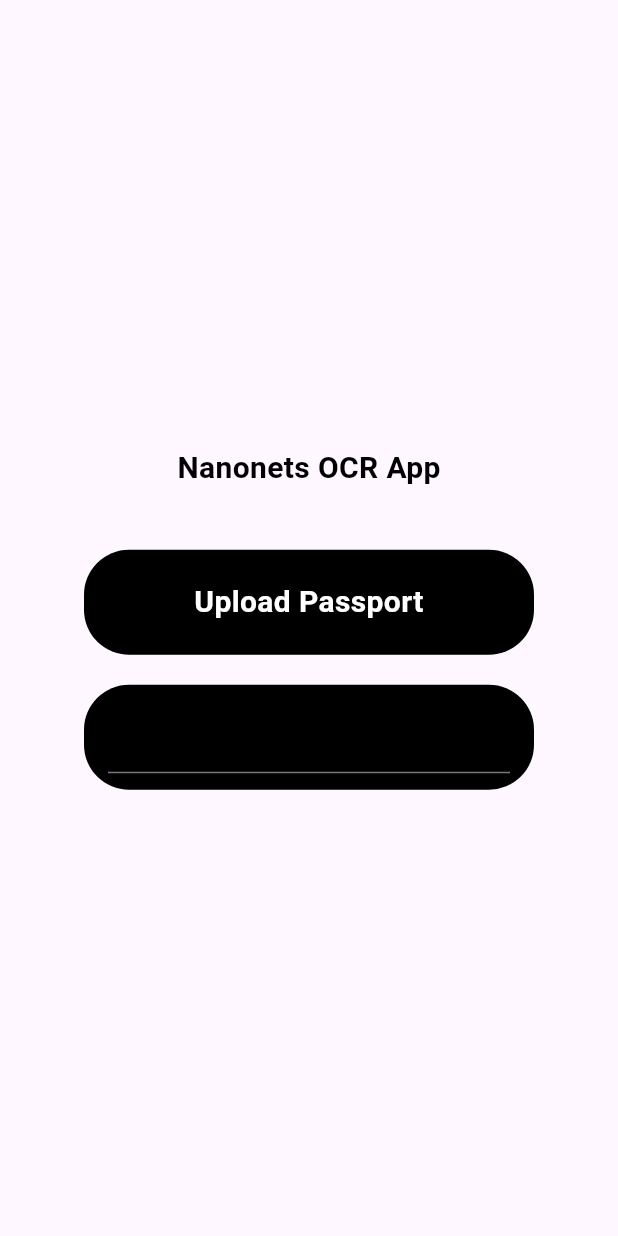
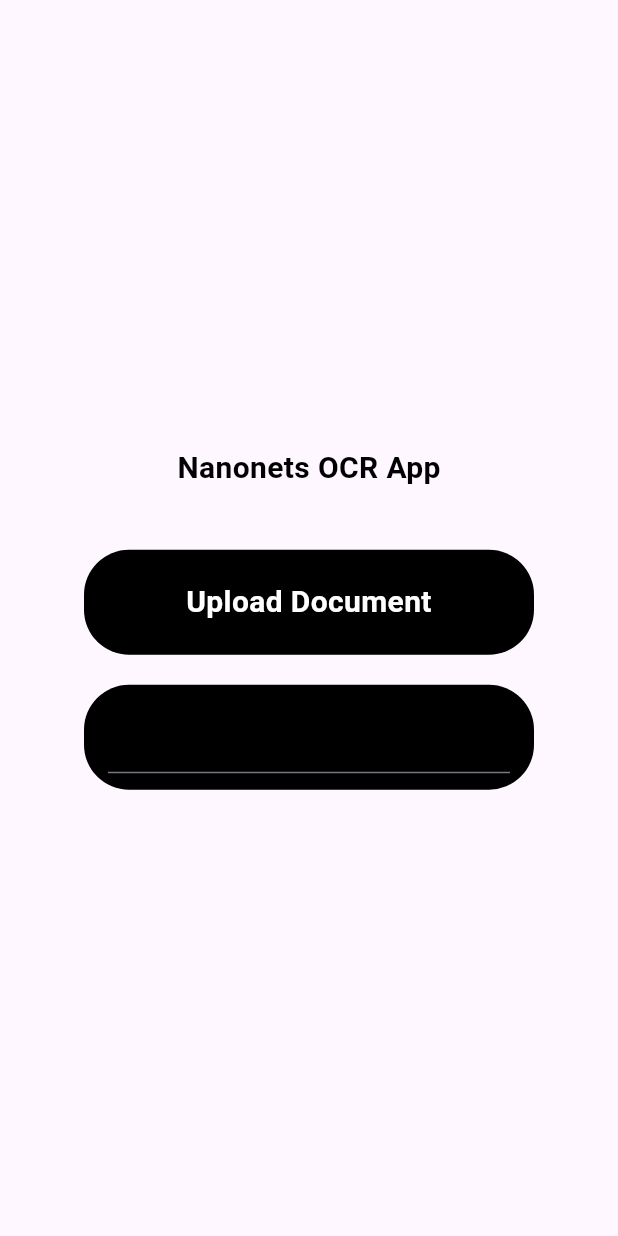
Before and after one commit to jigyasa1411/flutter_nanonets_ocr, a Flutter app: the screen it shows after launch, on a phone screen of 412 x 824 dp. Run offline on Flutter 3.47's test engine with Material 2 defaults, Android fonts, the phone set to English and light mode, and no system bars; our stand-ins replace dio, image_picker.

Commit message:
Updated example

```diff
--- a/example/lib/constants/strings_constants.dart
+++ b/example/lib/constants/strings_constants.dart
@@ -1,4 +1,4 @@
-const String uploadPassportImage = "Upload Passport";
+const String uploadPassportImage = "Upload Document";
 const String uploadDriversLicenseImage = "Upload Driver's Licence";
 const String uploadVisaImage = "Upload Visa";
 const String homeOCRPredictor = "Nanonets OCR App";
--- a/example/lib/main.dart
+++ b/example/lib/main.dart
@@ -1,5 +1,13 @@
+import 'dart:developer';
+import 'dart:io';
+
 import 'package:example/screens/home_page.dart';
+import 'package:example/screens/receipt_description_screen.dart';
 import 'package:flutter/material.dart';
+import 'package:image_picker/image_picker.dart';
+
+import 'constants/color_constants.dart';
+import 'constants/strings_constants.dart';
 
 void main() {
   runApp(const MyApp());
@@ -15,21 +23,6 @@ class MyApp extends StatelessWidget {
       debugShowCheckedModeBanner: false,
       title: 'Flutter Demo',
       theme: ThemeData(
-        // This is the theme of your application.
-        //
-        // TRY THIS: Try running your application with "flutter run". You'll see
-        // the application has a blue toolbar. Then, without quitting the app,
-        // try changing the seedColor in the colorScheme below to Colors.green
-        // and then invoke "hot reload" (save your changes or press the "hot
-        // reload" button in a Flutter-supported IDE, or press "r" if you used
-        // the command line to start the app).
-        //
-        // Notice that the counter didn't reset back to zero; the application
-        // state is not lost during the reload. To reset the state, use hot
-        // restart instead.
-        //
-        // This works for code too, not just values: Most code changes can be
-        // tested with just a hot reload.
         colorScheme: ColorScheme.fromSeed(seedColor: Colors.deepPurple),
         useMaterial3: true,
       ),
@@ -38,90 +31,133 @@ class MyApp extends StatelessWidget {
   }
 }
 
-class MyHomePage extends StatefulWidget {
-  const MyHomePage({super.key, required this.title});
-
-  // This widget is the home page of your application. It is stateful, meaning
-  // that it has a State object (defined below) that contains fields that affect
-  // how it looks.
-
-  // This class is the configuration for the state. It holds the values (in this
-  // case the title) provided by the parent (in this case the App widget) and
-  // used by the build method of the State. Fields in a Widget subclass are
-  // always marked "final".
-
-  final String title;
+class HomePage extends StatefulWidget {
+  const HomePage({super.key});
 
   @override
-  State<MyHomePage> createState() => _MyHomePageState();
+  State<HomePage> createState() => _HomePageState();
 }
 
-class _MyHomePageState extends State<MyHomePage> {
-  int _counter = 0;
+class _HomePageState extends State<HomePage> {
+  File? pickedImage;
+  Future<File?> pickImage(ImageSource imageType) async {
+    try {
+      final photo =
+          await ImagePicker().pickImage(source: imageType, imageQuality: 100);
+      if (photo == null) return null;
+      File? tempImage = File(photo.path);
+      setState(() {
+        pickedImage = tempImage;
+      });
+    } catch (error) {
+      log(error.toString());
+    }
+    return pickedImage;
+  }
 
-  void _incrementCounter() {
-    setState(() {
-      // This call to setState tells the Flutter framework that something has
-      // changed in this State, which causes it to rerun the build method below
-      // so that the display can reflect the updated values. If we changed
-      // _counter without calling setState(), then the build method would not be
-      // called again, and so nothing would appear to happen.
-      _counter++;
-    });
-  }
+  TextEditingController urlController = TextEditingController();
 
   @override
   Widget build(BuildContext context) {
-    // This method is rerun every time setState is called, for instance as done
-    // by the _incrementCounter method above.
-    //
-    // The Flutter framework has been optimized to make rerunning build methods
-    // fast, so that you can just rebuild anything that needs updating rather
-    // than having to individually change instances of widgets.
     return Scaffold(
-      appBar: AppBar(
-        // TRY THIS: Try changing the color here to a specific color (to
-        // Colors.amber, perhaps?) and trigger a hot reload to see the AppBar
-        // change color while the other colors stay the same.
-        backgroundColor: Theme.of(context).colorScheme.inversePrimary,
-        // Here we take the value from the MyHomePage object that was created by
-        // the App.build method, and use it to set our appbar title.
-        title: Text(widget.title),
-      ),
-      body: Center(
-        // Center is a layout widget. It takes a single child and positions it
-        // in the middle of the parent.
+      body: Container(
+        alignment: Alignment.center,
         child: Column(
-          // Column is also a layout widget. It takes a list of children and
-          // arranges them vertically. By default, it sizes itself to fit its
-          // children horizontally, and tries to be as tall as its parent.
-          //
-          // Column has various properties to control how it sizes itself and
-          // how it positions its children. Here we use mainAxisAlignment to
-          // center the children vertically; the main axis here is the vertical
-          // axis because Columns are vertical (the cross axis would be
-          // horizontal).
-          //
-          // TRY THIS: Invoke "debug painting" (choose the "Toggle Debug Paint"
-          // action in the IDE, or press "p" in the console), to see the
-          // wireframe for each widget.
           mainAxisAlignment: MainAxisAlignment.center,
-          children: <Widget>[
-            const Text(
-              'You have pushed the button this many times:',
+          crossAxisAlignment: CrossAxisAlignment.center,
+          children: [
+            Text(
+              homeOCRPredictor,
+              style: TextStyle(
+                  color: kBlack, fontWeight: FontWeight.bold, fontSize: 20),
             ),
-            Text(
-              '$_counter',
-              style: Theme.of(context).textTheme.headlineMedium,
+            pickedImage == null
+                ? Container()
+                : Container(
+                    padding: EdgeInsets.symmetric(horizontal: 5),
+                    decoration: BoxDecoration(
+                      shape: BoxShape.rectangle,
+                    ),
+                    child: ClipRRect(
+                      borderRadius: BorderRadius.circular(8),
+                      child: Image.file(
+                        pickedImage!,
+                        fit: BoxFit.contain,
+                      ),
+                    ),
+                  ),
+            SizedBox(
+              height: 40,
             ),
+            InkWell(
+              onTap: () async {
+                try {
+                  await pickImage(ImageSource.gallery);
+                  if (pickedImage != null) {
+                    Navigator.of(context).push(
+                      MaterialPageRoute(
+                        builder: (context) => ReceiptPredictionScreen(
+                          image: pickedImage!,
+                          isUrl: false,
+                        ),
+                      ),
+                    );
+                  }
+                } catch (err) {
+                  log(err.toString());
+                }
+              },
+              child: Container(
+                height: 70,
+                width: 300,
+                alignment: Alignment.center,
+                decoration: BoxDecoration(
+                    color: kBlack,
+                    borderRadius: BorderRadius.all(Radius.circular(30))),
+                child: Text(
+                  uploadPassportImage,
+                  textAlign: TextAlign.center,
+                  style: TextStyle(
+                      color: kWhite, fontSize: 20, fontWeight: FontWeight.bold),
+                ),
+              ),
+            ),
+
+            SizedBox(
+              height: 20,
+            ),
+
+            /// Predict Document URL
+            Container(
+                height: 70,
+                width: 300,
+                padding: EdgeInsets.symmetric(horizontal: 16, vertical: 8),
+                alignment: Alignment.center,
+                decoration: BoxDecoration(
+                    color: kBlack,
+                    borderRadius: BorderRadius.all(Radius.circular(30))),
+                child: TextFormField(
+                  controller: urlController,
+                  style: TextStyle(
+                      color: kWhite, fontSize: 16, fontWeight: FontWeight.bold),
+                  decoration: InputDecoration(),
+                  onEditingComplete: () {
+                    if (urlController.text.isNotEmpty) {
+                      Navigator.of(context).push(
+                        MaterialPageRoute(
+                          builder: (context) => ReceiptPredictionScreen(
+                            image: null,
+                            documentUrl: urlController.text.trim(),
+                            isUrl: true,
+                          ),
+                        ),
+                      );
+                    }
+                  },
+                )),
           ],
         ),
       ),
-      floatingActionButton: FloatingActionButton(
-        onPressed: _incrementCounter,
-        tooltip: 'Increment',
-        child: const Icon(Icons.add),
-      ), // This trailing comma makes auto-formatting nicer for build methods.
     );
   }
 }
--- a/pubspec.yaml
+++ b/pubspec.yaml
@@ -1,5 +1,5 @@
 name: flutter_nanonets_ocr
-description: A new Flutter package project.
+description: A package for using Nanonets OCR api calls easily in the flutter application without having to write long code to implement it manually.
 version: 0.0.1
 homepage: https://github.com/jigyasa1411/flutter_nanonets_ocr
 
```
Also changed, not shown: 2 other files.
